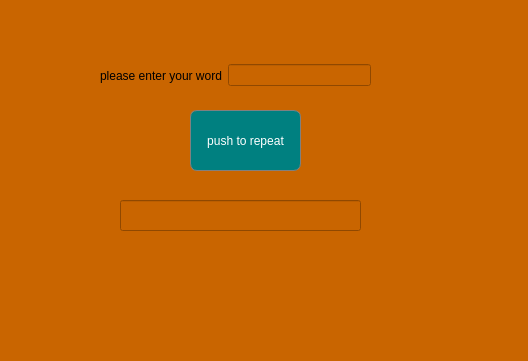
Qt form bonus of gui for text editor/TextEditor/repeatwdialog.ui (eslammohamedtolba/Login-and-Text-Editor-Applications) before a commit.
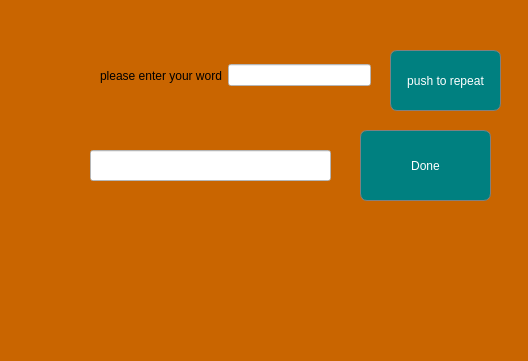
The same form after that commit.

```diff
--- a/bonus of gui for text editor/TextEditor/repeatwdialog.ui
+++ b/bonus of gui for text editor/TextEditor/repeatwdialog.ui
@@ -22,12 +22,15 @@
    </property>
    <property name="geometry">
     <rect>
-     <x>120</x>
-     <y>200</y>
+     <x>90</x>
+     <y>150</y>
      <width>241</width>
      <height>31</height>
     </rect>
    </property>
+   <property name="styleSheet">
+    <string notr="true">background:rgb(255, 255, 255);</string>
+   </property>
   </widget>
   <widget class="QWidget" name="layoutWidget">
    <property name="geometry">
@@ -47,15 +50,19 @@
      </widget>
     </item>
     <item>
-     <widget class="QLineEdit" name="lineEdit_searchword"/>
+     <widget class="QLineEdit" name="lineEdit_searchword">
+      <property name="styleSheet">
+       <string notr="true">background:rgb(255, 255, 255);</string>
+      </property>
+     </widget>
     </item>
    </layout>
   </widget>
   <widget class="QPushButton" name="pushButton_repeatword">
    <property name="geometry">
     <rect>
-     <x>190</x>
-     <y>110</y>
+     <x>390</x>
+     <y>50</y>
      <width>111</width>
      <height>61</height>
     </rect>
@@ -70,6 +77,25 @@
     <string>push to repeat</string>
    </property>
   </widget>
+  <widget class="QPushButton" name="pushButton_toexit">
+   <property name="geometry">
+    <rect>
+     <x>360</x>
+     <y>130</y>
+     <width>131</width>
+     <height>71</height>
+    </rect>
+   </property>
+   <property name="styleSheet">
+    <string notr="true">border-radius:7px;
+border:1px solid grey;
+background:teal;
+color:white</string>
+   </property>
+   <property name="text">
+    <string>Done</string>
+   </property>
+  </widget>
  </widget>
  <resources/>
  <connections/>
```
